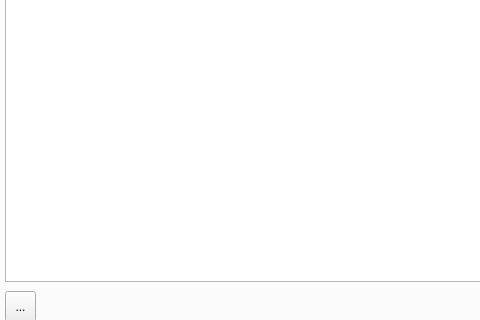
Old version of the form ui/ms.ui in the repository lavakalas/MedSchedule; both pictures show x 0 to 480 and y 286 to 606 of the 769 by 606 pixel window.
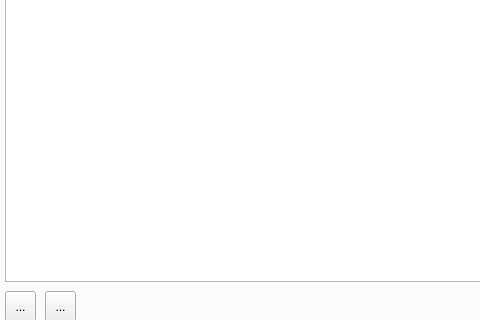
New version of the form. The open tabs and pages were chosen to show the change. Icons and pictures are not drawn.

Patch:
```diff
--- a/ui/ms.ui
+++ b/ui/ms.ui
@@ -69,6 +69,23 @@
       </rect>
      </property>
     </widget>
+    <widget class="QToolButton" name="tb_DelGroup">
+     <property name="geometry">
+      <rect>
+       <x>50</x>
+       <y>550</y>
+       <width>31</width>
+       <height>31</height>
+      </rect>
+     </property>
+     <property name="text">
+      <string>...</string>
+     </property>
+     <property name="icon">
+      <iconset>
+       <normaloff>DelIcon.png</normaloff>DelIcon.png</iconset>
+     </property>
+    </widget>
    </widget>
    <widget class="QWidget" name="Subjects">
     <attribute name="title">
```
Left out of the diff: 36 changed lines with no effect on the pictures.
